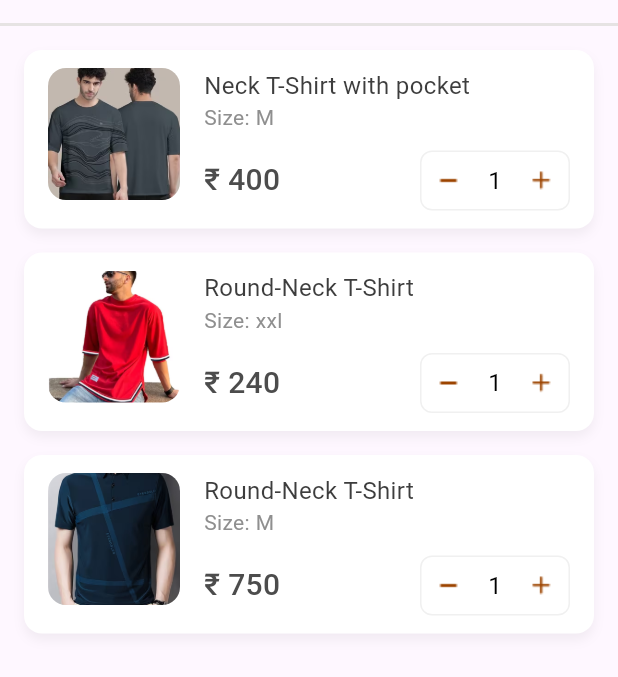
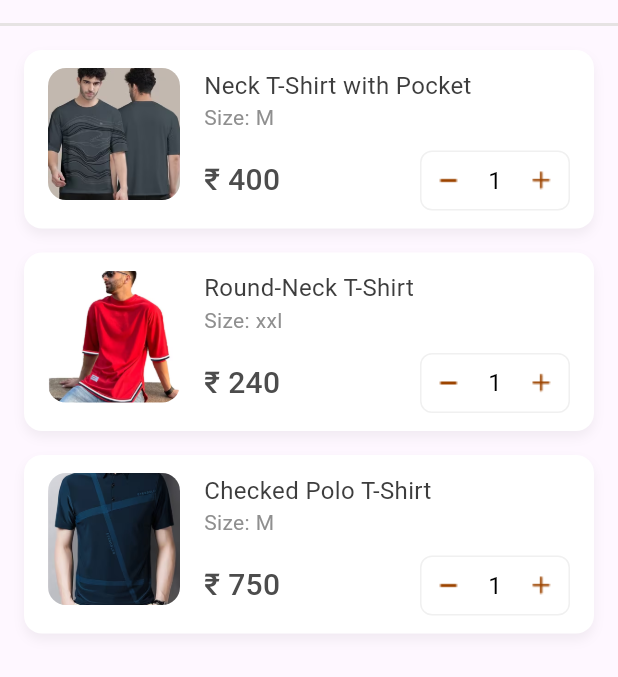
Before and after one commit to amruta123-dowell/flutter_shopping_app, a Flutter app: the CartScreen screen opened directly, on a phone screen of 412 x 824 dp, the part 61-738 px from its top. Run offline on Flutter 3.47's test engine with Material 3 defaults, Android fonts, the phone set to English and light mode, and no system bars; drawn by our look-alikes of flutter_slidable; our stand-ins replace get.

Commit message:
added proper string

```diff
--- a/lib/cart_data.dart
+++ b/lib/cart_data.dart
@@ -3,7 +3,7 @@ import 'package:flutter_shopping_assignment/utils/assets.dart';
 List<Map<String, dynamic>> cartData = [
   {
     "id": "1",
-    "name": "Neck T-Shirt with pocket",
+    "name": "Neck T-Shirt with Pocket",
     "image": AssetStrings.cartImgOne,
     "price": 400,
     "size": "M",
@@ -19,7 +19,7 @@ List<Map<String, dynamic>> cartData = [
   },
   {
     "id": "3",
-    "name": "Round-Neck T-Shirt",
+    "name": "Checked Polo T-Shirt",
     "image": AssetStrings.cartImgThree,
     "price": 750,
     "size": "M",
```
